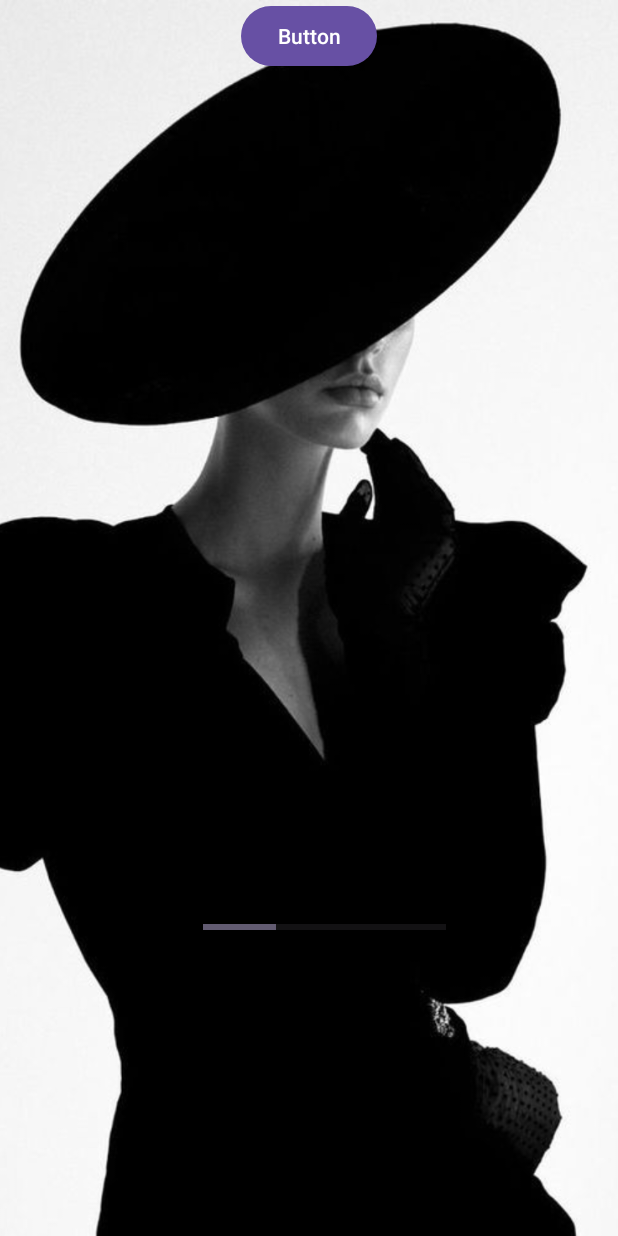
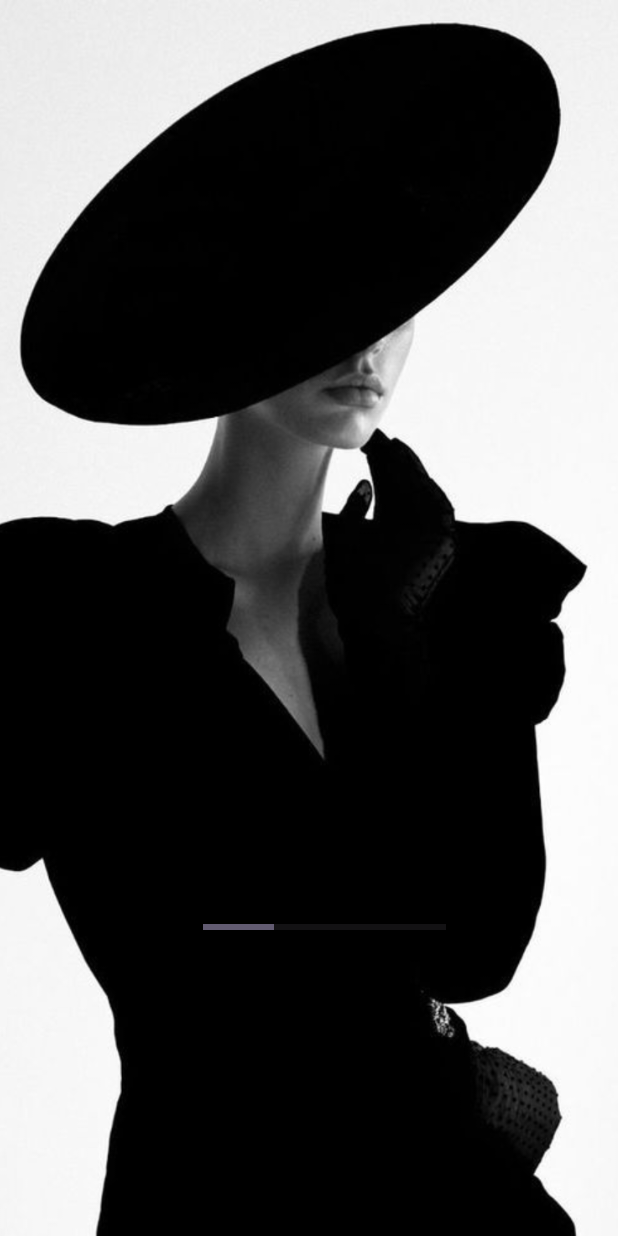
Before and after one commit to ahthog/LTDD_BanQuanAo, an Android app: the screen it shows after launch (MainActivity), on a phone screen of 412 x 824 dp. Run offline under Robolectric (Android 15) with nearby library versions, the light colour scheme and no system bars.

Commit message:
them, sua file roi push

```diff
--- a/app/src/main/res/layout/activity_main.xml
+++ b/app/src/main/res/layout/activity_main.xml
@@ -32,14 +32,5 @@
         app:layout_constraintTop_toTopOf="parent"
         app:layout_constraintVertical_bias="0.76" />
 
-    <Button
-        android:id="@+id/button"
-        android:layout_width="wrap_content"
-        android:layout_height="wrap_content"
-        android:text="Button"
-        app:layout_constraintEnd_toEndOf="parent"
-        app:layout_constraintStart_toStartOf="parent"
-        app:layout_constraintTop_toTopOf="parent" />
-
 
 </androidx.constraintlayout.widget.ConstraintLayout>
--- /dev/null
+++ b/app/src/main/res/layout/bichngoc_thucommit.xml
@@ -0,0 +1,6 @@
+<?xml version="1.0" encoding="utf-8"?>
+<androidx.constraintlayout.widget.ConstraintLayout xmlns:android="http://schemas.android.com/apk/res/android"
+    android:layout_width="match_parent"
+    android:layout_height="match_parent">
+
+</androidx.constraintlayout.widget.ConstraintLayout>
```
Also changed, not shown: app/src/main/res/layout/bichngoc.xml (deleted, +0 -16 lines).
